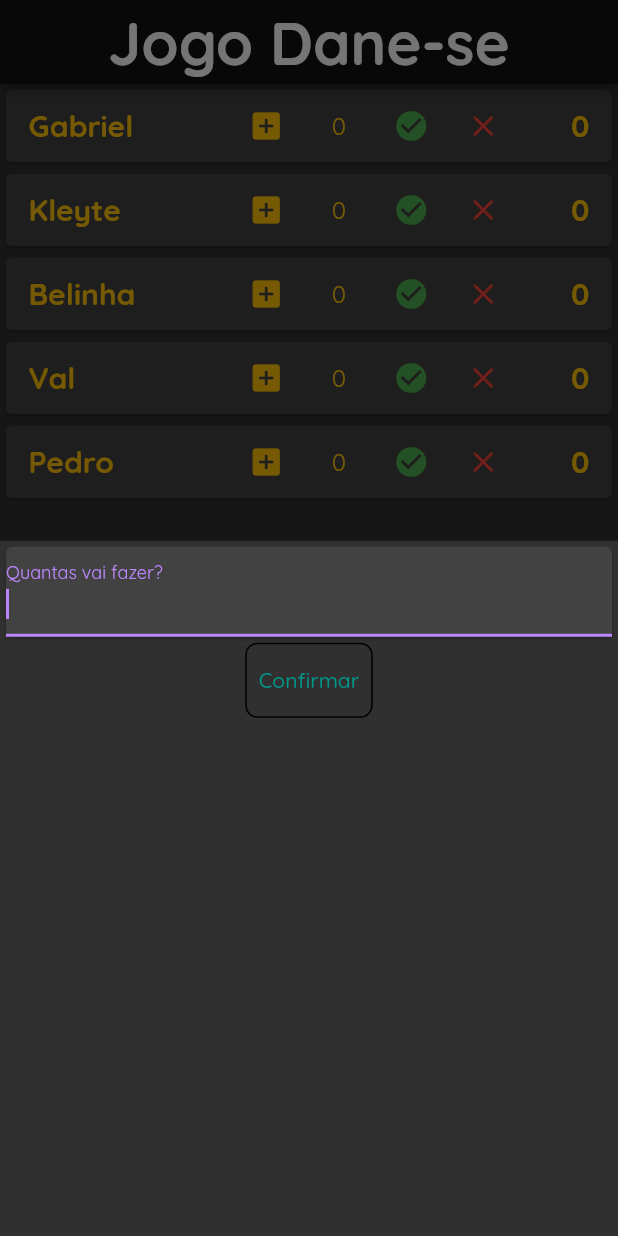
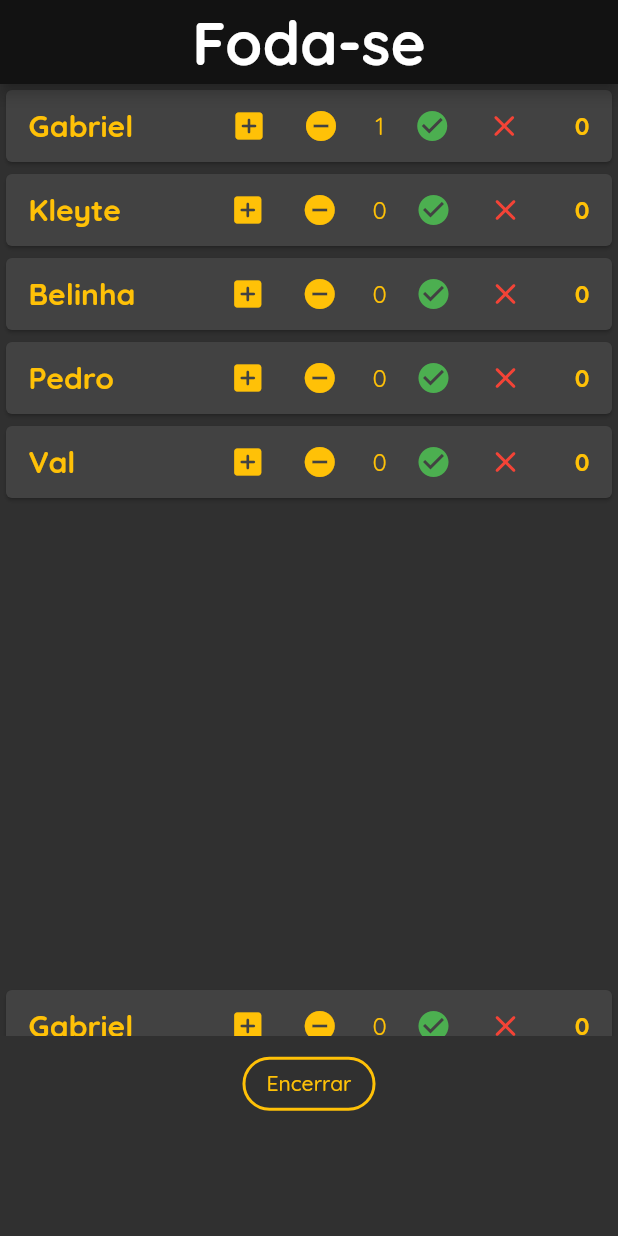
Before and after one commit to GabrielDangelo21/jogo_danese_flutter, a Flutter app: the screen it shows after launch, after a tap on "Jogar", after a tap on the "add box" icon, on a phone screen of 412 x 824 dp. Run offline on Flutter 3.47's test engine with Material 2 defaults, Android fonts, the phone set to English and light mode, and no system bars.

Commit message:
Adicionadas funcionalidades

```diff
--- a/lib/components/jogadores_list.dart
+++ b/lib/components/jogadores_list.dart
@@ -1,5 +1,4 @@
 import 'package:flutter/material.dart';
-import 'package:jogo_fodase/components/round_form.dart';
 import 'package:jogo_fodase/models/jogadores.dart';
 
 class JogadoresList extends StatefulWidget {
@@ -12,23 +11,6 @@ class JogadoresList extends StatefulWidget {
 }
 
 class _JogadoresListState extends State<JogadoresList> {
-  int pedidaJogador = 0;
-
-  addPedidas(int pedidas) {
-    setState(() {
-      pedidaJogador += pedidas;
-    });
-    Navigator.of(context).pop();
-  }
-
-  openRoundFormModal(BuildContext context) {
-    showModalBottomSheet(
-        context: context,
-        builder: (_) {
-          return RoundForm(addPedidas);
-        });
-  }
-
   @override
   Widget build(BuildContext context) {
     return Container(
@@ -57,10 +39,31 @@ class _JogadoresListState extends State<JogadoresList> {
                   ),
                 ),
                 Container(
-                  child: IconButton(
-                    icon: Icon(Icons.add_box_rounded),
-                    color: Colors.amber,
-                    onPressed: () => openRoundFormModal(context),
+                  width: 100,
+                  child: Row(
+                    children: [
+                      IconButton(
+                        icon: Icon(Icons.add_box_rounded),
+                        color: Colors.amber,
+                        onPressed: () {
+                          setState(() {
+                            jd.pedidas++;
+                          });
+                        },
+                      ),
+                      IconButton(
+                        icon: Icon(Icons.remove_circle),
+                        color: Colors.amber,
+                        onPressed: () {
+                          setState(() {
+                            if (jd.pedidas <= 0) {
+                              return;
+                            }
+                            jd.pedidas--;
+                          });
+                        },
+                      ),
+                    ],
                   ),
                 ),
                 Container(
@@ -69,18 +72,28 @@ class _JogadoresListState extends State<JogadoresList> {
                         fontSize: 16,
                         color: Theme.of(context).primaryColor,
                       ),
-                      pedidaJogador.toString()),
+                      jd.pedidas.toString()),
                 ),
                 Container(
                   child: Row(
                     children: [
                       IconButton(
-                        onPressed: () => {},
+                        onPressed: () {
+                          setState(() {
+                            jd.pontos += (5 + jd.pedidas);
+                            jd.pedidas = 0;
+                          });
+                        },
                         icon: Icon(Icons.check_circle),
                         color: Colors.green,
                       ),
                       IconButton(
-                        onPressed: () => {},
+                        onPressed: () {
+                          setState(() {
+                            jd.pontos = jd.pontos;
+                            jd.pedidas = 0;
+                          });
+                        },
                         icon: Icon(Icons.close_rounded),
                         color: Colors.red,
                       ),
@@ -95,7 +108,7 @@ class _JogadoresListState extends State<JogadoresList> {
                   child: Text(
                     jd.pontos.toString(),
                     style: TextStyle(
-                      fontSize: 20,
+                      fontSize: 16,
                       fontWeight: FontWeight.bold,
                       color: Theme.of(context).primaryColor,
                     ),
--- a/lib/main.dart
+++ b/lib/main.dart
@@ -53,8 +53,8 @@ class _MyHomePageState extends State<MyHomePage> {
     Jogador(nome: 'Gabriel'),
     Jogador(nome: 'Kleyte'),
     Jogador(nome: 'Belinha'),
+    Jogador(nome: 'Pedro'),
     Jogador(nome: 'Val'),
-    Jogador(nome: 'Pedro'),
   ];
 
   _addJogador(String nome) {
@@ -82,7 +82,7 @@ class _MyHomePageState extends State<MyHomePage> {
       appBar: AppBar(
         title: Center(
           child: const Text(
-            'Jogo Dane-se',
+            'Foda-se',
           ),
         ),
       ),
--- a/lib/models/jogadores.dart
+++ b/lib/models/jogadores.dart
@@ -1,7 +1,7 @@
 class Jogador {
   final String nome;
-  final int pontos = 0;
-  int? pedidas = 0;
+  int pontos = 0;
+  int pedidas = 0;
 
   Jogador({
     required this.nome,
--- a/lib/pages/game_page.dart
+++ b/lib/pages/game_page.dart
@@ -18,13 +18,13 @@ class _GamePageState extends State<GamePage> {
     return Scaffold(
       appBar: AppBar(
         title: Center(
-          child: Text('Jogo Dane-se'),
+          child: Text('Foda-se'),
         ),
       ),
       body: Column(
         children: [
-          SizedBox(
-            height: MediaQuery.of(context).size.height * 0.8,
+          Container(
+            height: MediaQuery.of(context).size.height * 0.77,
             child: ListView.builder(
               itemCount: widget.jogadores.length,
               itemBuilder: (ctx, index) {
@@ -40,7 +40,7 @@ class _GamePageState extends State<GamePage> {
                 shape: StadiumBorder(),
                 side: BorderSide(width: 2, color: Colors.amber),
               ),
-              onPressed: () => {},
+              onPressed: () {},
               child: Text(
                 'Encerrar',
                 style: TextStyle(color: Colors.amber),
```
Also changed, not shown: lib/pages/final_page.dart (added, +37 -0 lines), pubspec.lock, 1 other file.
